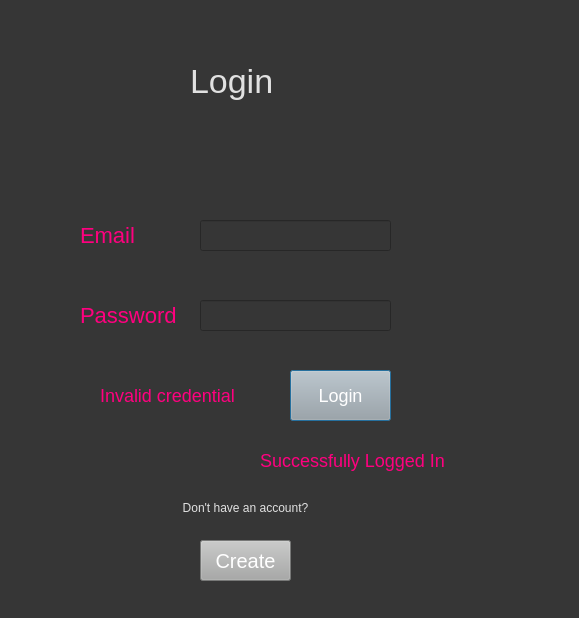
Qt form Resource/login.ui (ayushkumar-25/Blood-Donation-Management-System) before a commit.
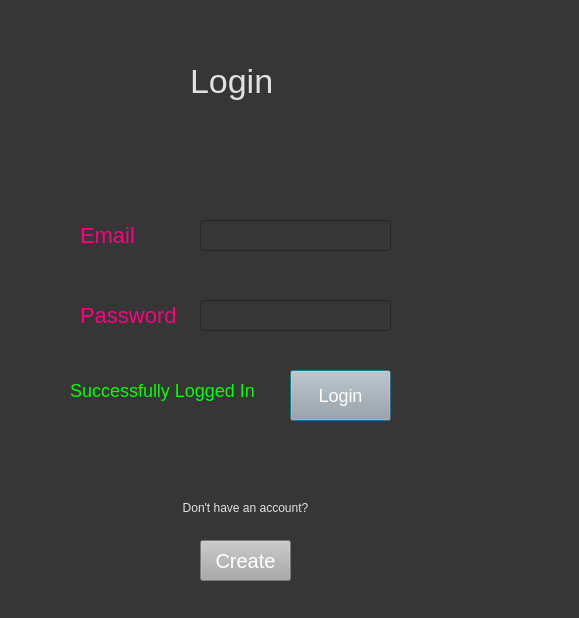
The same form after that commit.

What changed in the file:
```diff
--- a/Resource/login.ui
+++ b/Resource/login.ui
@@ -176,14 +176,14 @@
   <widget class="QLabel" name="loginInvalidMessage">
    <property name="geometry">
     <rect>
-     <x>100</x>
+     <x>90</x>
      <y>380</y>
      <width>151</width>
      <height>31</height>
     </rect>
    </property>
    <property name="styleSheet">
-    <string notr="true">color: rgb(255, 0, 127); font-size:18px</string>
+    <string notr="true">color: rgb(255, 0, 0); font-size:18px</string>
    </property>
    <property name="text">
     <string>Invalid credential</string>
@@ -192,14 +192,14 @@
   <widget class="QLabel" name="loginMessage">
    <property name="geometry">
     <rect>
-     <x>260</x>
-     <y>440</y>
+     <x>70</x>
+     <y>370</y>
      <width>211</width>
      <height>41</height>
     </rect>
    </property>
    <property name="styleSheet">
-    <string notr="true">color: rgb(255, 0, 127); font-size:18px</string>
+    <string notr="true">color: rgb(0, 255, 0); font-size:18px</string>
    </property>
    <property name="text">
     <string>Successfully Logged In</string>
```
